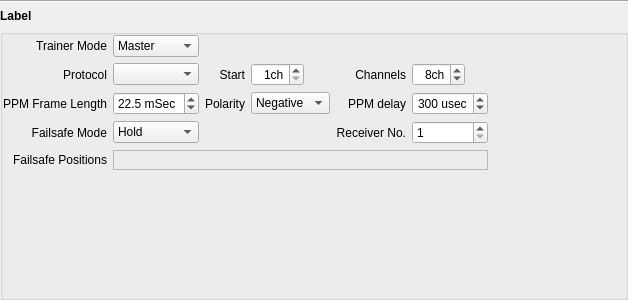
Qt form companion/src/modeledit/setup_module.ui (opentx/opentx) before a commit.
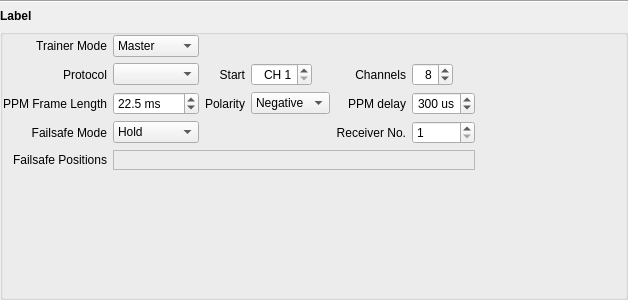
The same form after that commit.

```diff
--- a/companion/src/modeledit/setup_module.ui
+++ b/companion/src/modeledit/setup_module.ui
@@ -85,7 +85,10 @@
          <set>Qt::AlignRight|Qt::AlignTrailing|Qt::AlignVCenter</set>
         </property>
         <property name="suffix">
-         <string>ch</string>
+         <string/>
+        </property>
+        <property name="prefix">
+         <string>CH </string>
         </property>
         <property name="minimum">
          <number>1</number>
@@ -192,7 +195,7 @@
          <set>Qt::AlignRight|Qt::AlignTrailing|Qt::AlignVCenter</set>
         </property>
         <property name="suffix">
-         <string> usec</string>
+         <string> us</string>
         </property>
         <property name="minimum">
          <number>100</number>
@@ -307,7 +310,7 @@
          </size>
         </property>
         <property name="suffix">
-         <string> mSec</string>
+         <string> ms</string>
         </property>
         <property name="decimals">
          <number>1</number>
@@ -338,7 +341,7 @@
          <set>Qt::AlignRight|Qt::AlignTrailing|Qt::AlignVCenter</set>
         </property>
         <property name="suffix">
-         <string>ch</string>
+         <string/>
         </property>
         <property name="minimum">
          <number>1</number>
```
Left out of the diff: 4 changed lines with no effect on the pictures.
